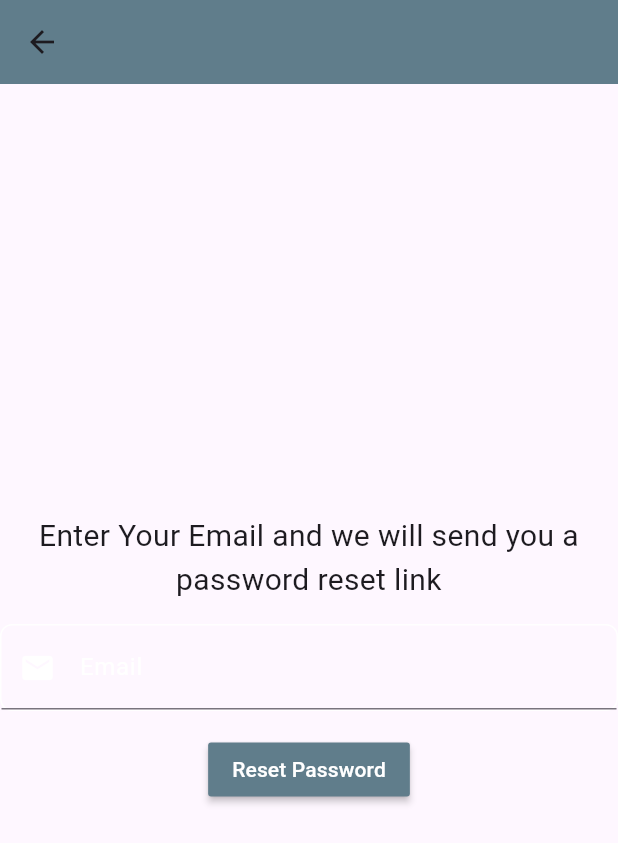
After one commit to SachchitBalamurugan/SoulSyncDepression-OCDapp, a Flutter app: the ForgotPasswordPage screen opened directly, on a phone screen of 412 x 824 dp. The commit adds this screen. Shown: the top 843 px of the screen. Run offline on Flutter 3.47's test engine with Material 3 defaults, Android fonts, the phone set to English and light mode, and no system bars; our stand-ins replace cached_network_image, cloud_firestore, file_picker, firebase_auth, firebase_core, firebase_storage and 14 more; accounts and stored records are empty; network calls fail.

Commit message:
forgot password functionality

```diff
--- /dev/null
+++ b/lib/screens/forgot_pw_screen.dart
@@ -0,0 +1,138 @@
+import 'package:firebase_auth/firebase_auth.dart';
+import 'package:flutter/material.dart';
+
+class ForgotPasswordPage extends StatefulWidget {
+  const ForgotPasswordPage({Key? key}) : super(key: key);
+
+  @override
+  State<ForgotPasswordPage> createState() => _ForgotPasswordPageState();
+}
+
+class _ForgotPasswordPageState extends State<ForgotPasswordPage> {
+  final _emailController = TextEditingController();
+
+  @override
+  void dispose() {
+    _emailController.dispose();
+    super.dispose();
+  }
+
+  Future passwordReset() async {
+    try {
+      await FirebaseAuth.instance
+          .sendPasswordResetEmail(email: _emailController.text.trim());
+      showDialog(
+        context: context,
+        builder: (BuildContext context) => AlertDialog(
+          title: const Text('Successful!'),
+          content: Text('Password reset link sent! Check your email'),
+          actions: <Widget>[
+            TextButton(
+              onPressed: () => Navigator.pop(context, 'OK'),
+              child: const Text('OK'),
+            ),
+          ],
+        ),
+      );
+    } on FirebaseAuthException catch (e) {
+      print(e);
+      showDialog(
+        context: context,
+        builder: (BuildContext context) => AlertDialog(
+          title: const Text('Invalid Email Address'),
+          content: Text(e.message.toString()),
+          actions: <Widget>[
+            TextButton(
+              onPressed: () => Navigator.pop(context, 'Cancel'),
+              child: const Text('Cancel'),
+            ),
+            TextButton(
+              onPressed: () => Navigator.pop(context, 'OK'),
+              child: const Text('OK'),
+            ),
+          ],
+        ),
+      );
+    }
+  }
+
+  @override
+  Widget build(BuildContext context) {
+    return Scaffold(
+      appBar: AppBar(
+        backgroundColor: Colors.blueGrey,
+        elevation: 0,
+      ),
+      body: SafeArea(
+        child: Column(
+          mainAxisAlignment: MainAxisAlignment.center,
+          children: [
+            Padding(
+              padding: const EdgeInsets.symmetric(horizontal: 15.0),
+              child: Text(
+                'Enter Your Email and we will send you a password reset link',
+                textAlign: TextAlign.center,
+                style: TextStyle(fontSize: 20),
+              ),
+            ),
+            SizedBox(height: 15.0),
+            Container(
+              decoration: BoxDecoration(
+                border: Border.all(
+                    color: Colors.white), // Set the outline color to white
+                borderRadius: BorderRadius.circular(8.0),
+              ),
+              child: TextField(
+                controller: _emailController,
+                decoration: const InputDecoration(
+                  labelText: 'Email',
+                  hintText: 'Email',
+                  labelStyle: TextStyle(color: Colors.white),
+                  prefixIcon: Icon(
+                    Icons.email,
+                    color: Colors.white,
+                  ),
+                ),
+              ),
+            ),
+            SizedBox(height: 15.0),
+            MaterialButton(
+              onPressed: () async {
+                await passwordReset();
+              },
+              child: Text(
+                'Reset Password',
+                style: TextStyle(color: Colors.white),
+              ),
+              color: Colors.blueGrey,
+            ),
+          ],
+        ),
+      ),
+    );
+  }
+}
+
+// class showDialog extends StatelessWidget {
+//   const showDialog({super.key});
+//
+//   @override
+//   Widget build(BuildContext context) {
+//     showDialog<String>(
+//         context: context,
+//         builder: (BuildContext context) => AlertDialog(
+//           title: const Text('AlertDialog Title'),
+//           content: const Text('AlertDialog description'),
+//           actions: <Widget>[
+//             TextButton(
+//               onPressed: () => Navigator.pop(context, 'Cancel'),
+//               child: const Text('Cancel'),
+//             ),
+//             TextButton(
+//               onPressed: () => Navigator.pop(context, 'OK'),
+//               child: const Text('OK'),
+//             ),
+//           ],
+//         ),
+//       );
+// }
--- a/lib/screens/iphone-14-12.dart
+++ b/lib/screens/iphone-14-12.dart
@@ -295,6 +295,7 @@ class _EventManagerState extends State<EventManager> {
                               itemCount: data.length,
                               itemBuilder: (BuildContext context, int index) {
                                 return EventCard(
+                                  isHovered: false,
                                   evTitle: "${data[index]['title']}",
                                   imgUrl: "${data[index]['image']}",
                                   evDate: "${data[index]['date']}",
```
Also changed, not shown: lib/screens/BookingManager.dart (+33 -8 lines), lib/screens/login_page.dart (+32 -4 lines), lib/widgets/eventCard.dart (+34 -1 lines).
